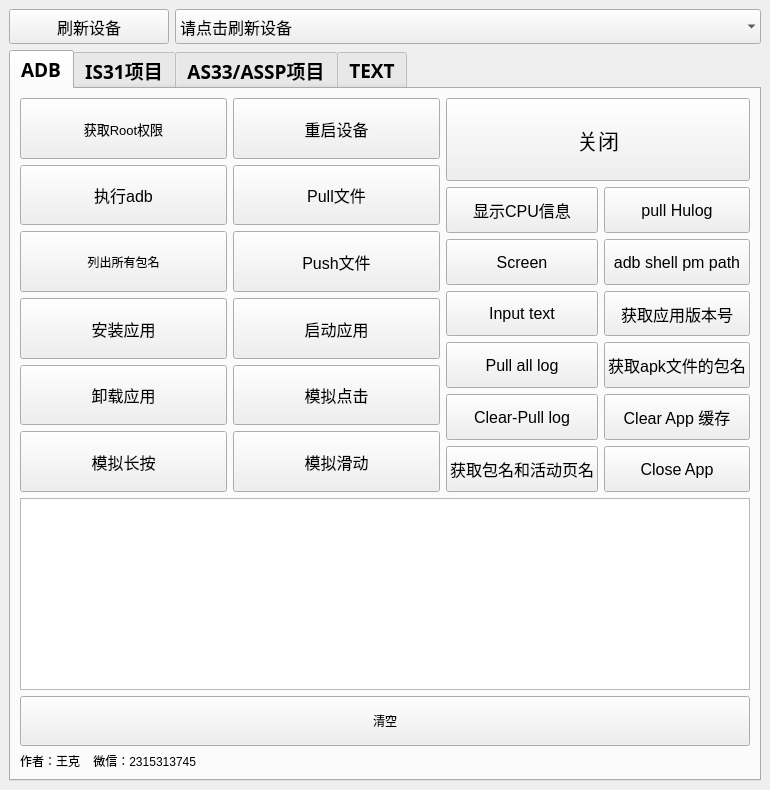
Old version of the form adbtool.ui in the repository wangke956/ADBTools.
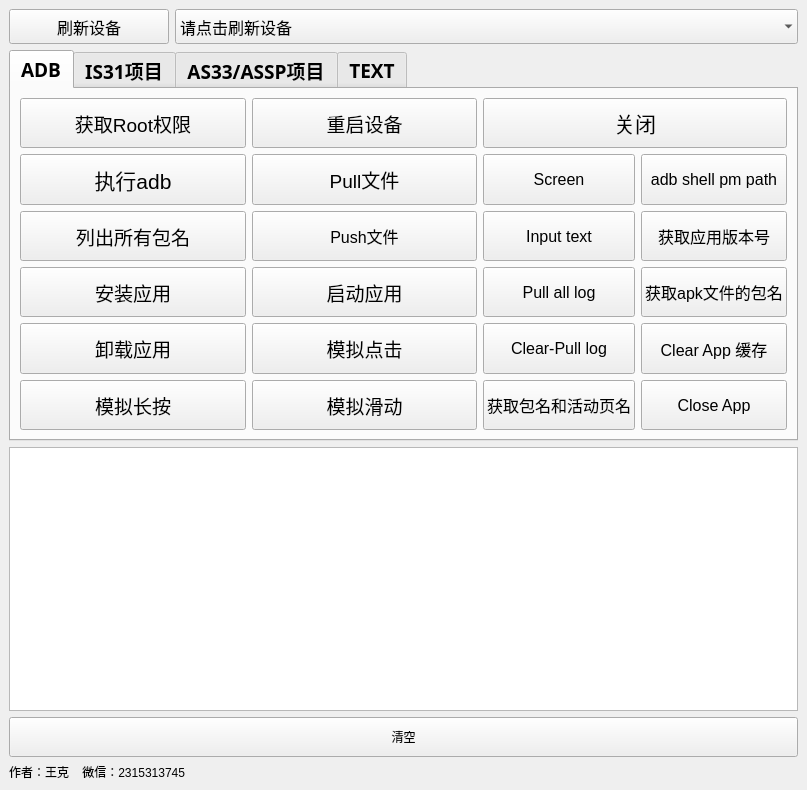
New version of the form. The open tabs and pages were chosen to show the change.

Diff of the .ui file:
```diff
--- a/adbtool.ui
+++ b/adbtool.ui
@@ -7,7 +7,7 @@
    <rect>
     <x>0</x>
     <y>0</y>
-    <width>770</width>
+    <width>807</width>
     <height>790</height>
    </rect>
   </property>
@@ -167,6 +167,12 @@
       <property name="enabled">
        <bool>true</bool>
       </property>
+      <property name="sizePolicy">
+       <sizepolicy hsizetype="Expanding" vsizetype="Preferred">
+        <horstretch>0</horstretch>
+        <verstretch>1</verstretch>
+       </sizepolicy>
+      </property>
       <property name="font">
        <font>
         <family>Yu Gothic UI Semibold</family>
@@ -201,7 +207,7 @@
         <item>
          <layout class="QHBoxLayout" name="horizontalLayout">
           <item>
-           <layout class="QGridLayout" name="gridLayout_2">
+           <layout class="QGridLayout" name="gridLayout_2" columnstretch="0,0,0">
             <item row="3" column="1">
              <widget class="QPushButton" name="start_app">
               <property name="sizePolicy">
@@ -213,7 +219,7 @@
               <property name="font">
                <font>
                 <family>Arial</family>
-                <pointsize>12</pointsize>
+                <pointsize>14</pointsize>
                </font>
               </property>
               <property name="text">
@@ -232,7 +238,7 @@
               <property name="font">
                <font>
                 <family>Arial</family>
-                <pointsize>12</pointsize>
+                <pointsize>14</pointsize>
                </font>
               </property>
               <property name="text">
@@ -251,7 +257,7 @@
               <property name="font">
                <font>
                 <family>Arial</family>
-                <pointsize>12</pointsize>
+                <pointsize>14</pointsize>
                </font>
               </property>
               <property name="text">
@@ -270,7 +276,7 @@
               <property name="font">
                <font>
                 <family>Arial</family>
-                <pointsize>12</pointsize>
+                <pointsize>14</pointsize>
                </font>
               </property>
               <property name="text">
@@ -298,6 +304,12 @@
                 <height>16777215</height>
                </size>
               </property>
+              <property name="font">
+               <font>
+                <family>Arial</family>
+                <pointsize>14</pointsize>
+               </font>
+              </property>
               <property name="text">
                <string>列出所有包名</string>
               </property>
@@ -326,7 +338,7 @@
               <property name="font">
                <font>
                 <family>Arial</family>
-                <pointsize>12</pointsize>
+                <pointsize>16</pointsize>
                </font>
               </property>
               <property name="text">
@@ -345,7 +357,7 @@
               <property name="font">
                <font>
                 <family>Arial</family>
-                <pointsize>12</pointsize>
+                <pointsize>14</pointsize>
                </font>
               </property>
               <property name="text">
@@ -391,7 +403,7 @@
               <property name="font">
                <font>
                 <family>Arial</family>
-                <pointsize>10</pointsize>
+                <pointsize>14</pointsize>
                </font>
               </property>
               <property name="text">
@@ -402,14 +414,14 @@
             <item row="0" column="1">
              <widget class="QPushButton" name="button_reboot">
               <property name="sizePolicy">
-               <sizepolicy hsizetype="Minimum" vsizetype="Expanding">
+               <sizepolicy hsizetype="Expanding" vsizetype="Expanding">
                 <horstretch>0</horstretch>
                 <verstretch>0</verstretch>
                </sizepolicy>
               </property>
               <property name="minimumSize">
                <size>
-                <width>160</width>
+                <width>0</width>
                 <height>0</height>
                </size>
               </property>
@@ -422,7 +434,7 @@
               <property name="font">
                <font>
                 <family>Arial</family>
-                <pointsize>12</pointsize>
+                <pointsize>14</pointsize>
                </font>
               </property>
               <property name="toolTip">
@@ -444,7 +456,7 @@
               <property name="font">
                <font>
                 <family>Arial</family>
-                <pointsize>12</pointsize>
+                <pointsize>14</pointsize>
                </font>
               </property>
               <property name="text">
@@ -463,7 +475,7 @@
               <property name="font">
                <font>
                 <family>Arial</family>
-                <pointsize>12</pointsize>
+                <pointsize>14</pointsize>
                </font>
               </property>
               <property name="text">
@@ -491,40 +503,24 @@
              </widget>
             </item>
             <item row="0" column="2" rowspan="6">
-             <layout class="QGridLayout" name="gridLayout_6">
+             <layout class="QGridLayout" name="gridLayout_6" columnstretch="0,0">
               <property name="leftMargin">
                <number>0</number>
               </property>
-              <property name="bottomMargin">
-               <number>0</number>
-              </property>
-              <item row="1" column="0">
-               <widget class="QPushButton" name="adb_cpu_info">
+              <item row="3" column="1">
+               <widget class="QPushButton" name="aapt_getpackagename_button">
                 <property name="sizePolicy">
-                 <sizepolicy hsizetype="Expanding" vsizetype="Expanding">
+                 <sizepolicy hsizetype="Minimum" vsizetype="Expanding">
                   <horstretch>0</horstretch>
                   <verstretch>1</verstretch>
                  </sizepolicy>
                 </property>
-                <property name="font">
-                 <font>
-                  <family>Arial</family>
-                  <pointsize>12</pointsize>
-                 </font>
+                <property name="minimumSize">
+                 <size>
+                  <width>0</width>
+                  <height>50</height>
+                 </size>
                 </property>
-                <property name="text">
-                 <string>显示CPU信息</string>
-                </property>
-               </widget>
-              </item>
-              <item row="1" column="1">
-               <widget class="QPushButton" name="pull_hulog">
-                <property name="sizePolicy">
-                 <sizepolicy hsizetype="Expanding" vsizetype="Expanding">
-                  <horstretch>0</horstretch>
-                  <verstretch>0</verstretch>
-                 </sizepolicy>
-                </property>
                 <property name="font">
                  <font>
                   <family>Arial</family>
@@ -532,30 +528,36 @@
                  </font>
                 </property>
                 <property name="text">
-                 <string>pull Hulog</string>
-                </property>
-               </widget>
-              </item>
-              <item row="2" column="0">
-               <widget class="QPushButton" name="get_screenshot">
-                <property name="sizePolicy">
-                 <sizepolicy hsizetype="Expanding" vsizetype="Expanding">
-                  <horstretch>0</horstretch>
-                  <verstretch>1</verstretch>
-                 </sizepolicy>
-                </property>
-                <property name="font">
-                 <font>
-                  <family>Arial</family>
-                  <pointsize>12</pointsize>
-                 </font>
-                </property>
-                <property name="text">
-                 <string>Screen</string>
+                 <string>获取apk文件的包名</string>
                 </property>
                </widget>
               </item>
               <item row="2" column="1">
+               <widget class="QPushButton" name="get_running_app_info_button">
+                <property name="sizePolicy">
+                 <sizepolicy hsizetype="Expanding" vsizetype="Expanding">
+                  <horstretch>0</horstretch>
+                  <verstretch>1</verstretch>
+                 </sizepolicy>
+                </property>
+                <property name="minimumSize">
+                 <size>
+                  <width>0</width>
+                  <height>50</height>
+                 </size>
+                </property>
+                <property name="font">
+                 <font>
+                  <family>Arial</family>
+                  <pointsize>12</pointsize>
+                 </font>
+                </property>
+                <property name="text">
+                 <string>获取应用版本号</string>
+                </property>
+               </widget>
+              </item>
+              <item row="1" column="1">
                <widget class="QPushButton" name="view_apk_path">
                 <property name="sizePolicy">
                  <sizepolicy hsizetype="Expanding" vsizetype="Expanding">
@@ -563,6 +565,12 @@
                   <verstretch>1</verstretch>
                  </sizepolicy>
                 </property>
+                <property name="minimumSize">
+                 <size>
+                  <width>0</width>
+                  <height>50</height>
+                 </size>
+                </property>
                 <property name="font">
                  <font>
                   <family>Arial</family>
@@ -577,45 +585,32 @@
                 </property>
                </widget>
               </item>
+              <item row="1" column="0">
+               <widget class="QPushButton" name="get_screenshot">
+                <property name="sizePolicy">
+                 <sizepolicy hsizetype="Expanding" vsizetype="Expanding">
+                  <horstretch>0</horstretch>
+                  <verstretch>1</verstretch>
+                 </sizepolicy>
+                </property>
+                <property name="minimumSize">
+                 <size>
+                  <width>0</width>
+                  <height>50</height>
+                 </size>
+                </property>
+                <property name="font">
+                 <font>
+                  <family>Arial</family>
+                  <pointsize>12</pointsize>
+                 </font>
+                </property>
+                <property name="text">
+                 <string>Screen</string>
+                </property>
+               </widget>
+              </item>
               <item row="3" column="0">
-               <widget class="QPushButton" name="input_text_via_adb">
-                <property name="sizePolicy">
-                 <sizepolicy hsizetype="Expanding" vsizetype="Expanding">
-                  <horstretch>0</horstretch>
-                  <verstretch>1</verstretch>
-                 </sizepolicy>
-                </property>
-                <property name="font">
-                 <font>
-                  <family>Arial</family>
-                  <pointsize>12</pointsize>
-                 </font>
-                </property>
-                <property name="text">
-                 <string>Input text</string>
-                </property>
-               </widget>
-              </item>
-              <item row="3" column="1">
-               <widget class="QPushButton" name="get_running_app_info_button">
-                <property name="sizePolicy">
-                 <sizepolicy hsizetype="Expanding" vsizetype="Expanding">
-                  <horstretch>0</horstretch>
-                  <verstretch>1</verstretch>
-                 </sizepolicy>
-                </property>
-                <property name="font">
-                 <font>
-                  <family>Arial</family>
-                  <pointsize>12</pointsize>
-                 </font>
-                </property>
-                <property name="text">
-                 <string>获取应用版本号</string>
-                </property>
-               </widget>
-              </item>
-              <item row="4" column="0">
                <widget class="QPushButton" name="pull_log_without_clear">
                 <property name="sizePolicy">
                  <sizepolicy hsizetype="Expanding" vsizetype="Expanding">
@@ -623,6 +618,12 @@
                   <verstretch>1</verstretch>
                  </sizepolicy>
                 </property>
+                <property name="minimumSize">
+                 <size>
+                  <width>0</width>
+                  <height>50</height>
+                 </size>
+                </property>
                 <property name="font">
                  <font>
                   <family>Arial</family>
@@ -635,44 +636,6 @@
                </widget>
               </item>
               <item row="4" column="1">
-               <widget class="QPushButton" name="aapt_getpackagename_button">
-                <property name="sizePolicy">
-                 <sizepolicy hsizetype="Minimum" vsizetype="Expanding">
-                  <horstretch>0</horstretch>
-                  <verstretch>0</verstretch>
-                 </sizepolicy>
-                </property>
-                <property name="font">
-                 <font>
-                  <family>Arial</family>
-                  <pointsize>12</pointsize>
-                 </font>
-                </property>
-                <property name="text">
-                 <string>获取apk文件的包名</string>
-                </property>
-               </widget>
-              </item>
-              <item row="5" column="0">
-               <widget class="QPushButton" name="pull_log_with_clear">
-                <property name="sizePolicy">
-                 <sizepolicy hsizetype="Expanding" vsizetype="Expanding">
-                  <horstretch>0</horstretch>
-                  <verstretch>1</verstretch>
-                 </sizepolicy>
-                </property>
-                <property name="font">
-                 <font>
-                  <family>Arial</family>
-                  <pointsize>12</pointsize>
-                 </font>
-                </property>
-                <property name="text">
-                 <string>Clear-Pull log</string>
-                </property>
-               </widget>
-              </item>
-              <item row="5" column="1">
                <widget class="QPushButton" name="clear_app_cache">
                 <property name="sizePolicy">
                  <sizepolicy hsizetype="Expanding" vsizetype="Expanding">
@@ -680,6 +643,12 @@
                   <verstretch>1</verstretch>
                  </sizepolicy>
                 </property>
+                <property name="minimumSize">
+                 <size>
+                  <width>0</width>
+                  <height>50</height>
+                 </size>
+                </property>
                 <property name="font">
                  <font>
                   <family>Arial</family>
@@ -691,7 +660,32 @@
                 </property>
                </widget>
               </item>
-              <item row="6" column="0">
+              <item row="4" column="0">
+               <widget class="QPushButton" name="pull_log_with_clear">
+                <property name="sizePolicy">
+                 <sizepolicy hsizetype="Expanding" vsizetype="Expanding">
+                  <horstretch>0</horstretch>
+                  <verstretch>1</verstretch>
+                 </sizepolicy>
+                </property>
+                <property name="minimumSize">
+                 <size>
+                  <width>0</width>
+                  <height>50</height>
+                 </size>
+                </property>
+                <property name="font">
+                 <font>
+                  <family>Arial</family>
+                  <pointsize>12</pointsize>
+                 </font>
+                </property>
+                <property name="text">
+                 <string>Clear-Pull log</string>
+                </property>
+               </widget>
+              </item>
+              <item row="5" column="0">
                <widget class="QPushButton" name="app_package_and_activity">
                 <property name="sizePolicy">
                  <sizepolicy hsizetype="Expanding" vsizetype="Expanding">
@@ -702,7 +696,7 @@
                 <property name="minimumSize">
                  <size>
                   <width>0</width>
-                  <height>0</height>
+                  <height>50</height>
                  </size>
                 </property>
                 <property name="font">
@@ -716,40 +710,21 @@
                 </property>
                </widget>
               </item>
-              <item row="6" column="1">
-               <widget class="QPushButton" name="force_stop_app">
-                <property name="sizePolicy">
-                 <sizepolicy hsizetype="Expanding" vsizetype="Expanding">
-                  <horstretch>0</horstretch>
-                  <verstretch>1</verstretch>
-                 </sizepolicy>
-                </property>
-                <property name="font">
-                 <font>
-                  <family>Arial</family>
-                  <pointsize>12</pointsize>
-                 </font>
-                </property>
-                <property name="text">
-                 <string>Close App</string>
-                </property>
-               </widget>
-              </item>
               <item row="0" column="0" colspan="2">
                <widget class="QPushButton" name="close">
                 <property name="enabled">
                  <bool>true</bool>
                 </property>
                 <property name="sizePolicy">
-                 <sizepolicy hsizetype="Preferred" vsizetype="Maximum">
+                 <sizepolicy hsizetype="Expanding" vsizetype="Expanding">
                   <horstretch>0</horstretch>
-                  <verstretch>11</verstretch>
+                  <verstretch>1</verstretch>
                  </sizepolicy>
                 </property>
                 <property name="minimumSize">
                  <size>
                   <width>0</width>
-                  <height>0</height>
+                  <height>50</height>
                  </size>
                 </property>
                 <property name="maximumSize">
@@ -801,72 +776,62 @@
                 </property>
                </widget>
               </item>
+              <item row="2" column="0">
+               <widget class="QPushButton" name="input_text_via_adb">
+                <property name="sizePolicy">
+                 <sizepolicy hsizetype="Expanding" vsizetype="Expanding">
+                  <horstretch>0</horstretch>
+                  <verstretch>1</verstretch>
+                 </sizepolicy>
+                </property>
+                <property name="minimumSize">
+                 <size>
+                  <width>0</width>
+                  <height>50</height>
+                 </size>
+                </property>
+                <property name="font">
+                 <font>
+                  <family>Arial</family>
+                  <pointsize>12</pointsize>
+                 </font>
+                </property>
+                <property name="text">
+                 <string>Input text</string>
+                </property>
+               </widget>
+              </item>
+              <item row="5" column="1">
+               <widget class="QPushButton" name="force_stop_app">
+                <property name="sizePolicy">
+                 <sizepolicy hsizetype="Expanding" vsizetype="Expanding">
+                  <horstretch>0</horstretch>
+                  <verstretch>1</verstretch>
+                 </sizepolicy>
+                </property>
+                <property name="minimumSize">
+                 <size>
+                  <width>0</width>
+                  <height>50</height>
+                 </size>
+                </property>
+                <property name="font">
+                 <font>
+                  <family>Arial</family>
+                  <pointsize>12</pointsize>
+                 </font>
+                </property>
+                <property name="text">
+                 <string>Close App</string>
+                </property>
+               </widget>
+              </item>
              </layout>
             </item>
            </layout>
           </item>
          </layout>
         </item>
-        <item>
-         <widget class="QTextBrowser" name="textBrowser">
-          <property name="sizePolicy">
-           <sizepolicy hsizetype="Expanding" vsizetype="Minimum">
-            <horstretch>0</horstretch>
-            <verstretch>0</verstretch>
-           </sizepolicy>
-          </property>
-          <property name="font">
-           <font>
-            <family>Franklin Gothic Medium</family>
-            <pointsize>16</pointsize>
-           </font>
-          </property>
-          <property name="acceptDrops">
-           <bool>true</bool>
-          </property>
-          <property name="tabChangesFocus">
-           <bool>false</bool>
-          </property>
-         </widget>
-        </item>
-        <item>
-         <widget class="QPushButton" name="Cleartextbutton">
-          <property name="sizePolicy">
-           <sizepolicy hsizetype="Minimum" vsizetype="Minimum">
-            <horstretch>0</horstretch>
-            <verstretch>0</verstretch>
-           </sizepolicy>
-          </property>
-          <property name="minimumSize">
-           <size>
-            <width>0</width>
-            <height>50</height>
-           </size>
-          </property>
-          <property name="text">
-           <string>清空</string>
-          </property>
-         </widget>
-        </item>
-        <item>
-         <widget class="QLabel" name="label">
-          <property name="sizePolicy">
-           <sizepolicy hsizetype="Maximum" vsizetype="Maximum">
-            <horstretch>0</horstretch>
-            <verstretch>0</verstretch>
-           </sizepolicy>
-          </property>
-          <property name="maximumSize">
-           <size>
-            <width>398</width>
-            <height>28</height>
-           </size>
-          </property>
-          <property name="text">
-           <string>作者：王克    微信：2315313745</string>
-          </property>
-         </widget>
-        </item>
        </layout>
       </widget>
       <widget class="QWidget" name="ADB_02">
@@ -1069,6 +1034,72 @@
       </widget>
      </widget>
     </item>
+    <item>
+     <widget class="QTextBrowser" name="textBrowser">
+      <property name="sizePolicy">
+       <sizepolicy hsizetype="Minimum" vsizetype="Minimum">
+        <horstretch>0</horstretch>
+        <verstretch>1</verstretch>
+       </sizepolicy>
+      </property>
+      <property name="minimumSize">
+       <size>
+        <width>0</width>
+        <height>0</height>
+       </size>
+      </property>
+      <property name="font">
+       <font>
+        <family>Franklin Gothic Medium</family>
+        <pointsize>14</pointsize>
+       </font>
+      </property>
+      <property name="acceptDrops">
+       <bool>true</bool>
+      </property>
+      <property name="tabChangesFocus">
+       <bool>false</bool>
+      </property>
+     </widget>
+    </item>
+    <item>
+     <widget class="QPushButton" name="Cleartextbutton">
+      <property name="sizePolicy">
+       <sizepolicy hsizetype="Minimum" vsizetype="Minimum">
+        <horstretch>0</horstretch>
+        <verstretch>0</verstretch>
+       </sizepolicy>
+      </property>
+      <property name="minimumSize">
+       <size>
+        <width>0</width>
+        <height>40</height>
+       </size>
+      </property>
+      <property name="text">
+       <string>清空</string>
+      </property>
+     </widget>
+    </item>
+    <item>
+     <widget class="QLabel" name="label">
+      <property name="sizePolicy">
+       <sizepolicy hsizetype="Maximum" vsizetype="Maximum">
+        <horstretch>0</horstretch>
+        <verstretch>0</verstretch>
+       </sizepolicy>
+      </property>
+      <property name="maximumSize">
+       <size>
+        <width>398</width>
+        <height>28</height>
+       </size>
+      </property>
+      <property name="text">
+       <string>作者：王克    微信：2315313745</string>
+      </property>
+     </widget>
+    </item>
    </layout>
   </widget>
  </widget>
```
Left out of the diff: 167 changed lines with no effect on the pictures.
